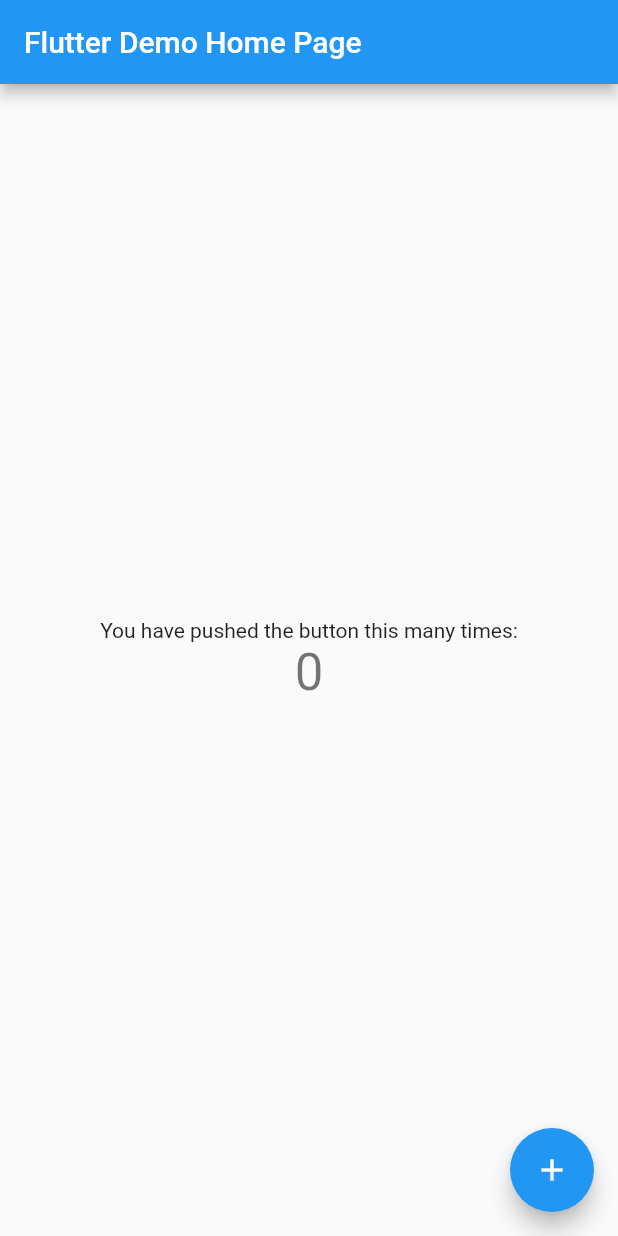
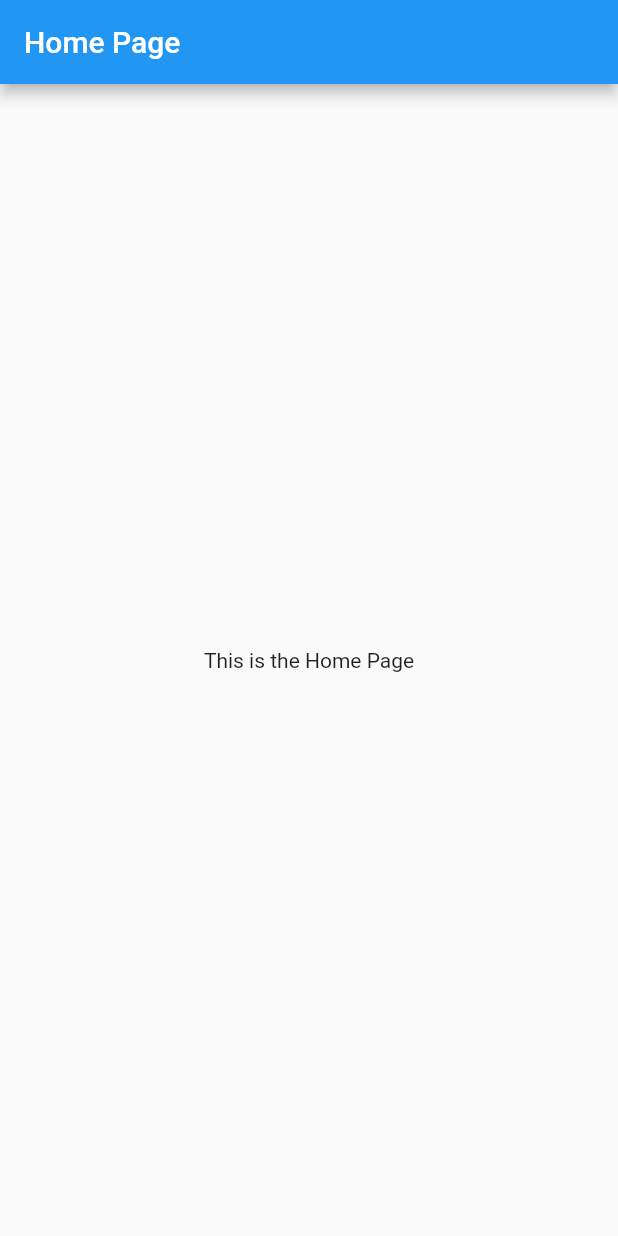
Before and after one commit to zrnkrystnlee/pokedex-async-redux, a Flutter app: the screen it shows after launch, on a phone screen of 412 x 824 dp. Run offline on Flutter 3.47's test engine with Material 2 defaults, Android fonts, the phone set to English and light mode, and no system bars; our stand-ins replace async_redux, freezed_annotation; generated files the repository leaves out were written again.

Commit message:
feature: setting up of async redux - added .idea in gitignore - added analyzer and errors in analysis_options.yaml - freezed the app state - created a Home Page - edited main.dart - added TODO Comment for constants in main.dart and home_page.dart

```diff
--- /dev/null
+++ b/pokedex_async_redux/lib/home_page.dart
@@ -0,0 +1,24 @@
+import 'package:flutter/material.dart';
+
+class HomePage extends StatelessWidget {
+  const HomePage({Key? key}) : super(key: key);
+
+  @override
+  Widget build(BuildContext context) {
+    return Scaffold(
+      appBar: AppBar(
+        //TODO: 'Home Page' should be placed in constant later
+        title: const Text("Home Page"),
+      ),
+      body: Center(
+        child: Column(
+          mainAxisAlignment: MainAxisAlignment.center,
+          children: const [
+            //TODO: 'This is the Home Page' should be placed in constant later
+            Text('This is the Home Page'),
+          ],
+        ),
+      ),
+    );
+  }
+}
--- a/pokedex_async_redux/lib/main.dart
+++ b/pokedex_async_redux/lib/main.dart
@@ -1,115 +1,23 @@
+import 'package:async_redux/async_redux.dart';
+import 'package:flutter/foundation.dart';
 import 'package:flutter/material.dart';
+import 'package:pokedex_asyn_redux/home_page.dart';
+import 'package:pokedex_asyn_redux/state/app_state.dart';
 
 void main() {
-  runApp(const MyApp());
+  final store = Store<AppState>(
+    initialState: AppState(),
+    actionObservers: kReleaseMode ? null : [ConsoleActionObserver<AppState>()],
+  );
+
+  runApp(
+    StoreProvider(
+      store: store,
+      child: const MaterialApp(
+        //TODO: 'Home Page' should be placed in constant later
+        title: 'Home Page',
+        home: HomePage(),
+      ),
+    ),
+  );
 }
-
-class MyApp extends StatelessWidget {
-  const MyApp({super.key});
-
-  // This widget is the root of your application.
-  @override
-  Widget build(BuildContext context) {
-    return MaterialApp(
-      title: 'Flutter Demo',
-      theme: ThemeData(
-        // This is the theme of your application.
-        //
-        // Try running your application with "flutter run". You'll see the
-        // application has a blue toolbar. Then, without quitting the app, try
-        // changing the primarySwatch below to Colors.green and then invoke
-        // "hot reload" (press "r" in the console where you ran "flutter run",
-        // or simply save your changes to "hot reload" in a Flutter IDE).
-        // Notice that the counter didn't reset back to zero; the application
-        // is not restarted.
-        primarySwatch: Colors.blue,
-      ),
-      home: const MyHomePage(title: 'Flutter Demo Home Page'),
-    );
-  }
-}
-
-class MyHomePage extends StatefulWidget {
-  const MyHomePage({super.key, required this.title});
-
-  // This widget is the home page of your application. It is stateful, meaning
-  // that it has a State object (defined below) that contains fields that affect
-  // how it looks.
-
-  // This class is the configuration for the state. It holds the values (in this
-  // case the title) provided by the parent (in this case the App widget) and
-  // used by the build method of the State. Fields in a Widget subclass are
-  // always marked "final".
-
-  final String title;
-
-  @override
-  State<MyHomePage> createState() => _MyHomePageState();
-}
-
-class _MyHomePageState extends State<MyHomePage> {
-  int _counter = 0;
-
-  void _incrementCounter() {
-    setState(() {
-      // This call to setState tells the Flutter framework that something has
-      // changed in this State, which causes it to rerun the build method below
-      // so that the display can reflect the updated values. If we changed
-      // _counter without calling setState(), then the build method would not be
-      // called again, and so nothing would appear to happen.
-      _counter++;
-    });
-  }
-
-  @override
-  Widget build(BuildContext context) {
-    // This method is rerun every time setState is called, for instance as done
-    // by the _incrementCounter method above.
-    //
-    // The Flutter framework has been optimized to make rerunning build methods
-    // fast, so that you can just rebuild anything that needs updating rather
-    // than having to individually change instances of widgets.
-    return Scaffold(
-      appBar: AppBar(
-        // Here we take the value from the MyHomePage object that was created by
-        // the App.build method, and use it to set our appbar title.
-        title: Text(widget.title),
-      ),
-      body: Center(
-        // Center is a layout widget. It takes a single child and positions it
-        // in the middle of the parent.
-        child: Column(
-          // Column is also a layout widget. It takes a list of children and
-          // arranges them vertically. By default, it sizes itself to fit its
-          // children horizontally, and tries to be as tall as its parent.
-          //
-          // Invoke "debug painting" (press "p" in the console, choose the
-          // "Toggle Debug Paint" action from the Flutter Inspector in Android
-          // Studio, or the "Toggle Debug Paint" command in Visual Studio Code)
-          // to see the wireframe for each widget.
-          //
-          // Column has various properties to control how it sizes itself and
-          // how it positions its children. Here we use mainAxisAlignment to
-          // center the children vertically; the main axis here is the vertical
-          // axis because Columns are vertical (the cross axis would be
-          // horizontal).
-          mainAxisAlignment: MainAxisAlignment.center,
-          children: <Widget>[
-            const Text(
-              'You have pushed the button this many times:',
-            ),
-            Text(
-              '$_counter',
-              style: Theme.of(context).textTheme.headlineMedium,
-            ),
-          ],
-        ),
-      ),
-      floatingActionButton: FloatingActionButton(
-        onPressed: _incrementCounter,
-        tooltip: 'Increment',
-        child: const Icon(Icons.add),
-      ), // This trailing comma makes auto-formatting nicer for build methods.
-    );
-  }
-}
```
Also changed, not shown: pokedex_async_redux/analysis_options.yaml (+8 -2 lines), pokedex_async_redux/lib/state/app_state.dart (added, +15 -0 lines), 1 other file.
